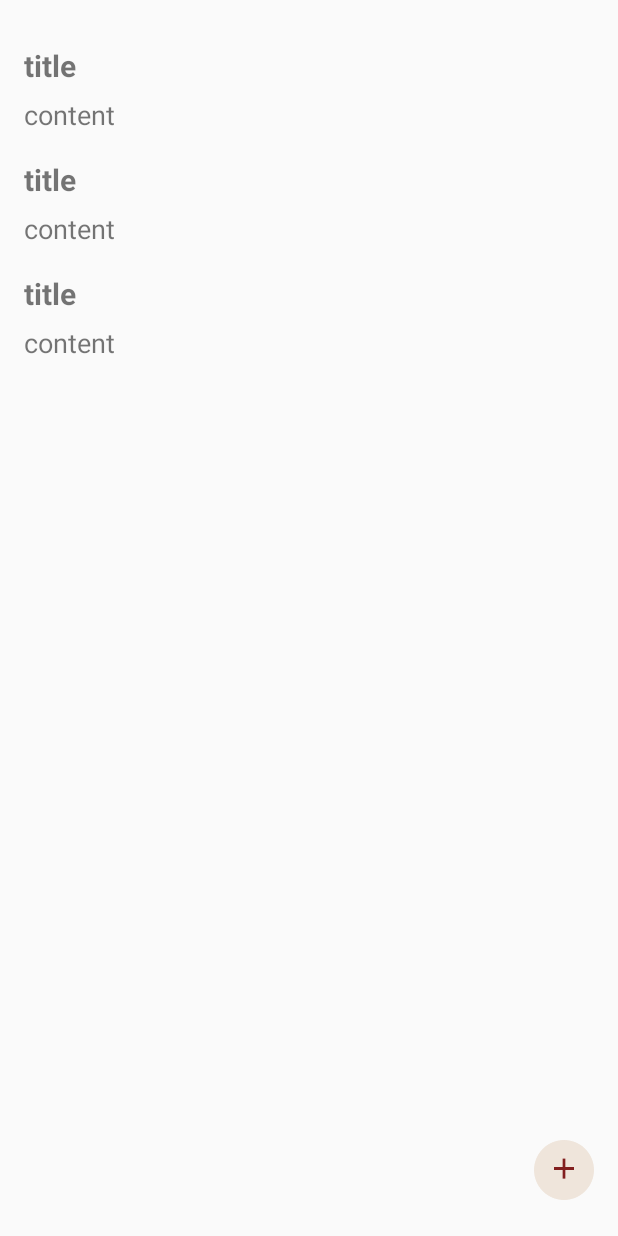
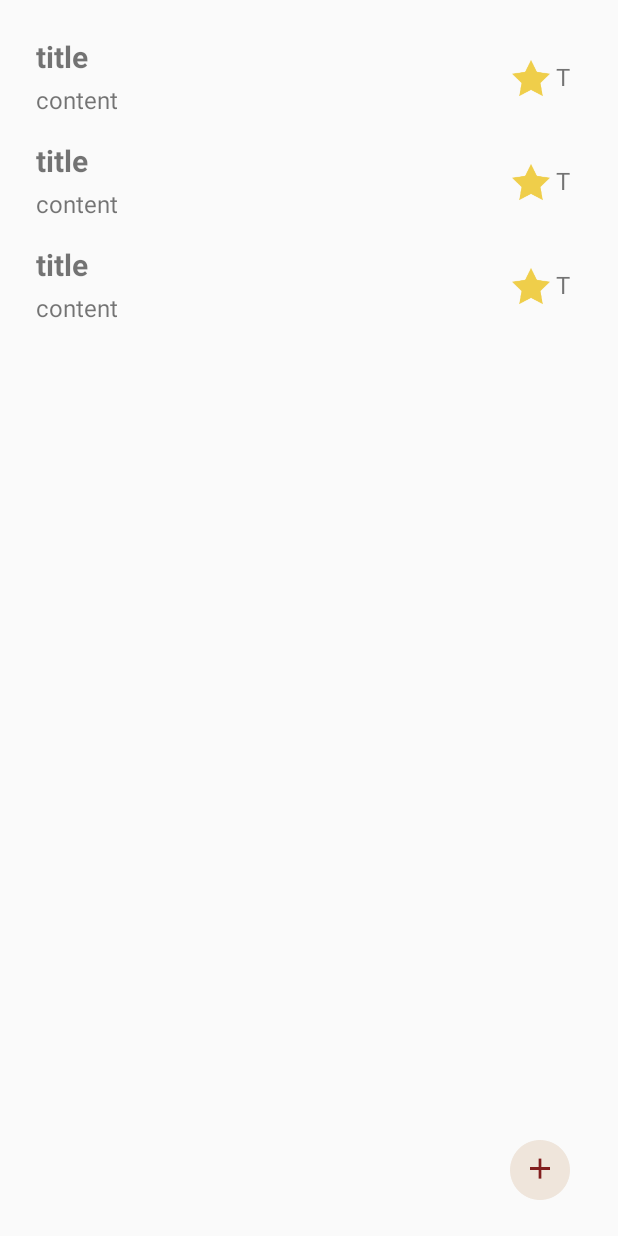
Before and after one commit to jtr860830/LifePrint-AndroidApp, an Android app: the layout fragment_notes.xml on its own in the app's theme, with its tools: preview values and no code run, on a phone screen of 412 x 824 dp. Run offline under Robolectric (Android 15) with nearby library versions, the phone set to English and light mode, and no system bars.

Commit message:
addnotes post star 還是無法成功><""

```diff
--- a/app/src/main/java/com/example/user/navigation_calendar/Http_NoteGet.java
+++ b/app/src/main/java/com/example/user/navigation_calendar/Http_NoteGet.java
@@ -29,8 +29,6 @@ public class Http_NoteGet extends Service {
     public void Get(String Url,String T) {
         getUrl = Url;
         token = T;
-
-
         //建立HttpClient物件
         HttpClient httpClient = new DefaultHttpClient();
         //建立Http Get，並給予要連線的Url
--- a/app/src/main/java/com/example/user/navigation_calendar/Http_NotePost.java
+++ b/app/src/main/java/com/example/user/navigation_calendar/Http_NotePost.java
@@ -24,7 +24,7 @@ import java.util.List;
 public class Http_NotePost extends Service {
 
     String Snotetitle;
-    String important;
+    String Simportant;
     String Snotecontent;
     String postUrl=null;
     String strResult=null;
@@ -34,7 +34,7 @@ public class Http_NotePost extends Service {
     public void Post(String title, String star,String content, String Url, String T) {
         Snotetitle=title;
         Snotecontent=content;
-        important=star;
+        Simportant=star;
         postUrl=Url;
         token = T;
 
@@ -53,7 +53,7 @@ public class Http_NotePost extends Service {
                 //建立一個ArrayList且需是NameValuePair，此ArrayList是用來傳送給Http server端的訊息
                 List params = new ArrayList();
                 params.add(new BasicNameValuePair("title",Snotetitle.toString()));
-                params.add(new BasicNameValuePair("importance",important.toString()));
+                params.add(new BasicNameValuePair("importance",Simportant.toString()));
                 params.add(new BasicNameValuePair("info",Snotecontent.toString()));
 
                 //發送Http Request，內容為params，且為UTF8格式
--- a/app/src/main/res/layout/fragment_notes.xml
+++ b/app/src/main/res/layout/fragment_notes.xml
@@ -37,8 +37,8 @@
             android:layout_width="40dp"
             android:layout_height="40dp"
             android:layout_marginBottom="8dp"
-            android:layout_marginEnd="16dp"
-            android:layout_marginRight="16dp"
+            android:layout_marginEnd="32dp"
+            android:layout_marginRight="32dp"
             android:background="@android:color/transparent"
             android:scaleType="centerInside"
             android:src="@drawable/neweventadd"
--- a/app/src/main/res/layout/notes_item.xml
+++ b/app/src/main/res/layout/notes_item.xml
@@ -1,32 +1,62 @@
 <?xml version="1.0" encoding="utf-8"?>
 <android.support.constraint.ConstraintLayout xmlns:android="http://schemas.android.com/apk/res/android"
+    xmlns:app="http://schemas.android.com/apk/res-auto"
     xmlns:tools="http://schemas.android.com/tools"
-    android:layout_width="wrap_content"
+    android:layout_width="match_parent"
     android:layout_height="wrap_content"
     android:layout_marginBottom="8dp"
     android:layout_marginTop="8dp">
 
-    <LinearLayout
-        android:layout_width="395dp"
-        android:layout_height="wrap_content"
-        android:orientation="vertical"
-        tools:layout_editor_absoluteX="8dp"
-        tools:layout_editor_absoluteY="8dp">
-
     <TextView
         android:id="@+id/note_title"
-            android:layout_width="match_parent"
-            android:layout_height="40dp"
+        android:layout_width="wrap_content"
+        android:layout_height="wrap_content"
+        android:layout_marginLeft="8dp"
+        android:layout_marginStart="8dp"
         android:gravity="center_vertical"
         android:text="title"
         android:textSize="20sp"
-            android:textStyle="bold" />
+        android:textStyle="bold"
+        app:layout_constraintStart_toStartOf="parent"
+        app:layout_constraintTop_toTopOf="parent" />
 
     <TextView
         android:id="@+id/note_content"
-            android:layout_width="match_parent"
-            android:layout_height="20dp"
+        android:layout_width="wrap_content"
+        android:layout_height="wrap_content"
+        android:layout_marginLeft="8dp"
+        android:layout_marginStart="8dp"
+        android:layout_marginTop="4dp"
         android:text="content "
-            android:textSize="18sp" />
-    </LinearLayout>
+        android:textSize="16sp"
+        app:layout_constraintStart_toStartOf="parent"
+        app:layout_constraintTop_toBottomOf="@+id/note_title" />
+
+    <ImageView
+        android:id="@+id/imageView"
+        android:layout_width="25dp"
+        android:layout_height="25dp"
+        android:layout_marginBottom="8dp"
+        android:layout_marginEnd="4dp"
+        android:layout_marginRight="4dp"
+        android:layout_marginTop="8dp"
+        app:layout_constraintBottom_toBottomOf="parent"
+        app:layout_constraintEnd_toStartOf="@+id/note_star"
+        app:layout_constraintTop_toTopOf="parent"
+        app:layout_constraintVertical_bias="0.6"
+        app:srcCompat="@drawable/star" />
+
+    <TextView
+        android:id="@+id/note_star"
+        android:layout_width="wrap_content"
+        android:layout_height="wrap_content"
+        android:layout_marginBottom="8dp"
+        android:layout_marginEnd="16dp"
+        android:layout_marginRight="16dp"
+        android:layout_marginTop="8dp"
+        android:text="T"
+        android:textSize="16sp"
+        app:layout_constraintBottom_toBottomOf="parent"
+        app:layout_constraintEnd_toEndOf="parent"
+        app:layout_constraintTop_toTopOf="parent" />
 </android.support.constraint.ConstraintLayout>
```
Also changed, not shown: app/src/main/java/com/example/user/navigation_calendar/AddNotes.java (+5 -2 lines), app/src/main/java/com/example/user/navigation_calendar/notes.java (+16 -13 lines), app/src/main/res/drawable/star.png (added). Lines whose indentation alone changed are shown as unchanged.
